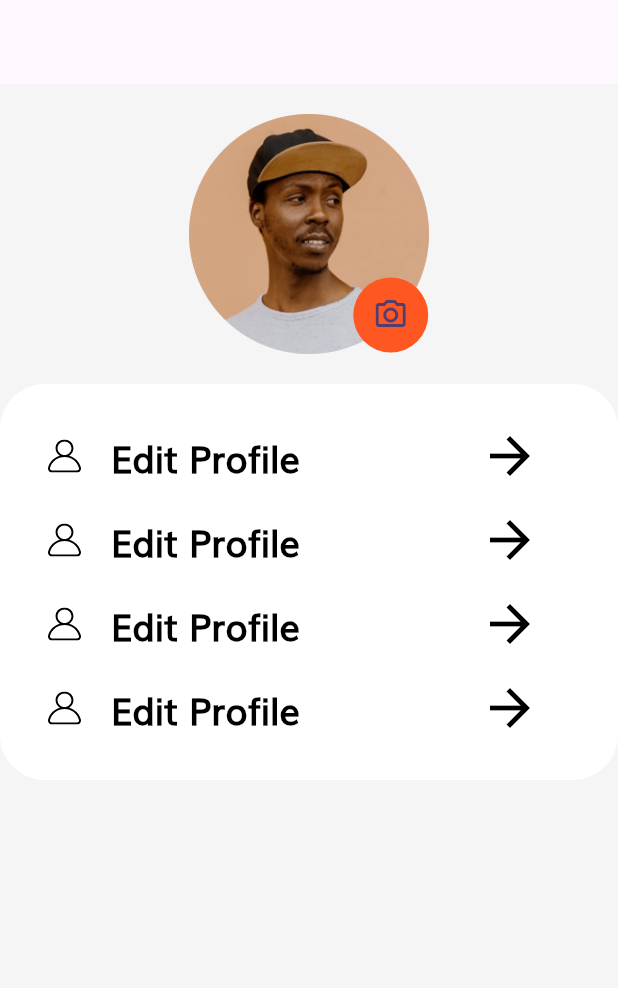
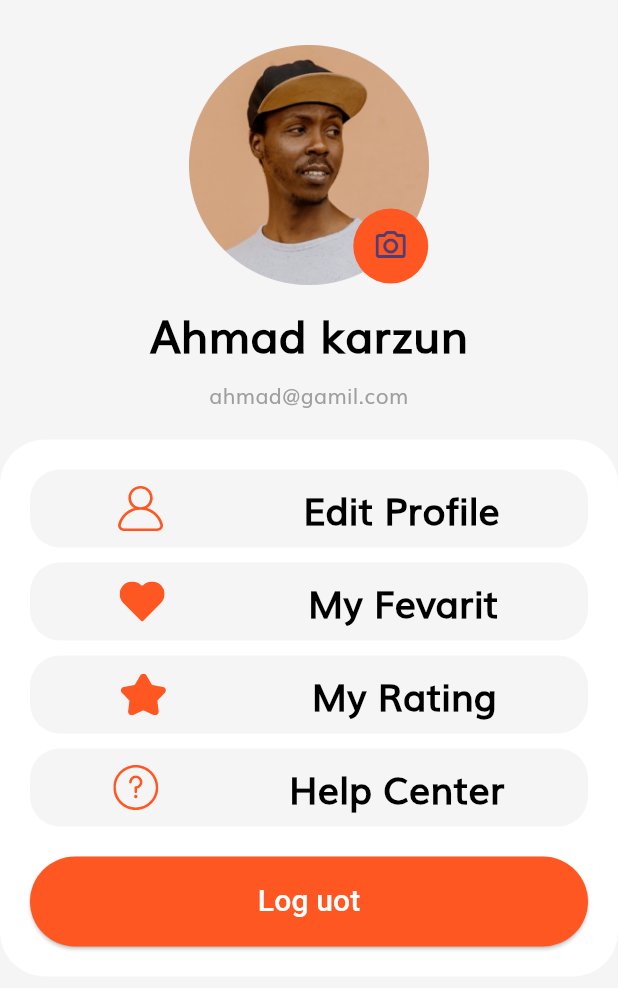
Before and after one commit to ahmadkarazou/ecommars_app, a Flutter app: the ProfileScreen screen opened directly, on a phone screen of 412 x 824 dp. Shown: the top 988 px of the screen. Run offline on Flutter 3.47's test engine with Material 2 defaults, Android fonts, the phone set to English and light mode, and no system bars; our stand-ins replace flutter_svg, smooth_page_indicator.

Commit message:
profile Screen

```diff
--- a/lib/Screens/profile_screen.dart
+++ b/lib/Screens/profile_screen.dart
@@ -1,3 +1,6 @@
+import 'package:ecommars_app/Screens/sign_in_screen.dart';
+import 'package:ecommars_app/widget/button_app.dart';
+import 'package:ecommars_app/widget/sup_title_text.dart';
 import 'package:ecommars_app/widget/title_text.dart';
 import 'package:flutter/material.dart';
 import 'package:flutter_svg/flutter_svg.dart';
@@ -15,13 +18,13 @@ class _ProfileScreenState extends State<ProfileScreen> {
     return SafeArea(
         child: Scaffold(
       backgroundColor: Colors.grey.shade100,
-      appBar: AppBar(),
+
       body: Container(
         width: double.infinity,
         child: Column(
           crossAxisAlignment: CrossAxisAlignment.center,
           children: [
-            SizedBox(height: 20),
+            SizedBox(height: 30),
             Stack(
               children: [
                 CircleAvatar(
@@ -44,10 +47,16 @@ class _ProfileScreenState extends State<ProfileScreen> {
                 ),
               ],
             ),
+            SizedBox(height: 10),
+            TitleText(
+                title: 'Ahmad karzun', colorText: Colors.black, fontSize: 30),
+            SizedBox(height: 10),
+            SupTitleText(title: 'ahmad@gamil.com'),
             SizedBox(height: 20),
             Container(
               width: double.infinity,
-              decoration: BoxDecoration(color: Colors.white,borderRadius: BorderRadius.circular(30)),
+              decoration: BoxDecoration(
+                  color: Colors.white, borderRadius: BorderRadius.circular(30)),
               padding: EdgeInsets.all(20),
               child: Column(
                 children: [
@@ -56,21 +65,36 @@ class _ProfileScreenState extends State<ProfileScreen> {
                     title: 'Edit Profile',
                     onTap: () {},
                   ),
+                  SizedBox(height: 10),
                   RowContent(
                     icons: 'assets/icons/Heart Icon_2.svg',
                     title: 'My Fevarit',
                     onTap: () {},
                   ),
+                  SizedBox(height: 10),
                   RowContent(
-                    icons: 'assets/icons/User Icon.svg',
-                    title: 'Edit Profile',
+                    icons: 'assets/icons/Star Icon.svg',
+                    title: 'My Rating',
                     onTap: () {},
                   ),
+                  SizedBox(height: 10),
                   RowContent(
-                    icons: 'assets/icons/User Icon.svg',
-                    title: 'Edit Profile',
+                    icons: 'assets/icons/Question mark.svg',
+                    title: 'Help Center',
                     onTap: () {},
-                  )
+                  ),
+                  SizedBox(height: 20),
+                  SizedBox(
+                      height: 60,
+                      width: double.infinity,
+                      child: ButtonApp(
+                        onPressed:() {Navigator.pushReplacement(
+                            context,
+                            MaterialPageRoute(
+                              builder: (context) => SignInScreen(),
+                            ));},
+                        ss: 'Log uot',
+                      ))
                 ],
               ),
             )
@@ -95,24 +119,24 @@ class RowContent extends StatelessWidget {
 
   @override
   Widget build(BuildContext context) {
-    return TextButton(
+    return Container(
+      decoration: BoxDecoration(
+        color: Colors.grey.shade100,
+        borderRadius: BorderRadius.circular(20),
+      ),
+      child: TextButton(
         onPressed: onTap,
         child: Row(
+          mainAxisAlignment: MainAxisAlignment.spaceAround,
           children: [
             SvgPicture.asset(
-            'assets/icons/User Icon.svg',
-            color: Colors.black,
+              icons,
+              color: Colors.deepOrange,
+              width: 30,
             ),
-          SizedBox(width: 20),
-          TitleText(
-              title: 'Edit Profile', colorText: Colors.black, fontSize: 24),
-          SizedBox(width: 120),
-          Icon(
-            Icons.arrow_forward,
-            size: 40,
-            color: Colors.black,
-          )
+            TitleText(title: title, colorText: Colors.black, fontSize: 25),
           ],
+        ),
       ),
     );
   }
--- a/lib/main.dart
+++ b/lib/main.dart
@@ -20,7 +20,7 @@ class MyApp extends StatelessWidget {
         colorScheme: ColorScheme.fromSeed(seedColor: Colors.deepPurple),
         useMaterial3: true,
       ),
-      home: const ProfileScreen(),
+      home: const SplashScreen(),
     );
   }
 }
```
Also changed, not shown: lib/Screens/home_page_screen.dart (+26 -3 lines). Lines whose indentation alone changed are shown as unchanged.
